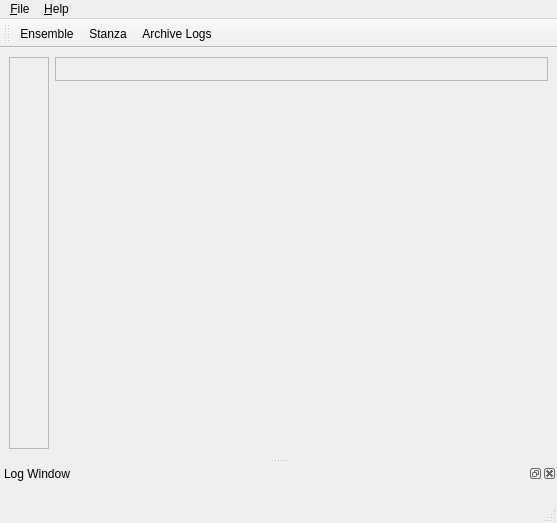
This is trunk/maestro/gui/MaestroBase.ui in patrickhartling/maestro as Qt 5 draws it before an edit. The edited form follows.
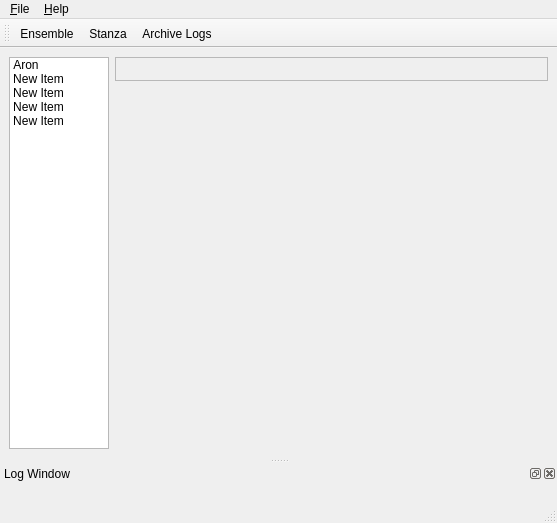
This is the edited form. Icons and pictures are not drawn.

Commit message: - Use a QListWidget instead of a group of buttons. This cleans up the interface a little, and allows us to display text easily.

The edit to the form file:
```diff
--- a/trunk/maestro/gui/MaestroBase.ui
+++ b/trunk/maestro/gui/MaestroBase.ui
@@ -29,6 +29,44 @@
     <property name="spacing" >
      <number>6</number>
     </property>
+    <item row="0" column="1" >
+     <widget class="QLabel" name="mViewTitleLbl" >
+      <property name="sizePolicy" >
+       <sizepolicy>
+        <hsizetype>3</hsizetype>
+        <vsizetype>5</vsizetype>
+        <horstretch>0</horstretch>
+        <verstretch>0</verstretch>
+       </sizepolicy>
+      </property>
+      <property name="font" >
+       <font>
+        <family>Sans Serif</family>
+        <pointsize>12</pointsize>
+        <weight>50</weight>
+        <italic>false</italic>
+        <bold>false</bold>
+        <underline>false</underline>
+        <strikeout>false</strikeout>
+       </font>
+      </property>
+      <property name="autoFillBackground" >
+       <bool>true</bool>
+      </property>
+      <property name="frameShape" >
+       <enum>QFrame::StyledPanel</enum>
+      </property>
+      <property name="frameShadow" >
+       <enum>QFrame::Sunken</enum>
+      </property>
+      <property name="lineWidth" >
+       <number>2</number>
+      </property>
+      <property name="text" >
+       <string/>
+      </property>
+     </widget>
+    </item>
     <item row="1" column="1" >
      <widget class="QStackedWidget" name="mStack" >
       <property name="sizePolicy" >
@@ -55,78 +93,88 @@
      </widget>
     </item>
     <item rowspan="2" row="0" column="0" >
-     <widget class="QFrame" name="mToolbox" >
+     <widget class="QListWidget" name="mViewList" >
       <property name="sizePolicy" >
        <sizepolicy>
-        <hsizetype>1</hsizetype>
-        <vsizetype>1</vsizetype>
+        <hsizetype>4</hsizetype>
+        <vsizetype>7</vsizetype>
         <horstretch>0</horstretch>
         <verstretch>0</verstretch>
        </sizepolicy>
       </property>
-      <property name="autoFillBackground" >
-       <bool>true</bool>
+      <property name="minimumSize" >
+       <size>
+        <width>0</width>
+        <height>0</height>
+       </size>
       </property>
-      <property name="frameShape" >
-       <enum>QFrame::StyledPanel</enum>
+      <property name="maximumSize" >
+       <size>
+        <width>100</width>
+        <height>16777215</height>
+       </size>
       </property>
-      <property name="frameShadow" >
-       <enum>QFrame::Sunken</enum>
+      <property name="dragDropMode" >
+       <enum>QAbstractItemView::NoDragDrop</enum>
       </property>
-      <property name="lineWidth" >
-       <number>3</number>
+      <property name="iconSize" >
+       <size>
+        <width>45</width>
+        <height>45</height>
+       </size>
       </property>
-      <layout class="QVBoxLayout" >
-       <property name="margin" >
-        <number>9</number>
-       </property>
-       <property name="spacing" >
-        <number>6</number>
-       </property>
-       <item>
-        <spacer>
-         <property name="orientation" >
-          <enum>Qt::Vertical</enum>
-         </property>
-         <property name="sizeHint" >
-          <size>
-           <width>20</width>
-           <height>40</height>
-          </size>
-         </property>
-        </spacer>
-       </item>
-      </layout>
-     </widget>
-    </item>
-    <item row="0" column="1" >
-     <widget class="QLabel" name="mViewTitleLbl" >
-      <property name="font" >
-       <font>
-        <family>Sans Serif</family>
-        <pointsize>12</pointsize>
-        <weight>50</weight>
-        <italic>false</italic>
-        <bold>false</bold>
-        <underline>false</underline>
-        <strikeout>false</strikeout>
-       </font>
+      <property name="movement" >
+       <enum>QListView::Static</enum>
       </property>
-      <property name="autoFillBackground" >
-       <bool>true</bool>
+      <property name="viewMode" >
+       <enum>QListView::IconMode</enum>
       </property>
       <property name="frameShape" >
        <enum>QFrame::StyledPanel</enum>
       </property>
-      <property name="frameShadow" >
-       <enum>QFrame::Sunken</enum>
+      <property name="sortingEnabled" >
+       <bool>false</bool>
       </property>
-      <property name="lineWidth" >
-       <number>2</number>
-      </property>
-      <property name="text" >
-       <string/>
-      </property>
+      <item>
+       <property name="text" >
+        <string>Aron</string>
+       </property>
+       <property name="icon" >
+        <iconset resource="MaestroResource.qrc" >:/Maestro/images/linux2.png</iconset>
+       </property>
+      </item>
+      <item>
+       <property name="text" >
+        <string>New Item</string>
+       </property>
+       <property name="icon" >
+        <iconset resource="MaestroResource.qrc" >:/Maestro/images/archive.png</iconset>
+       </property>
+      </item>
+      <item>
+       <property name="text" >
+        <string>New Item</string>
+       </property>
+       <property name="icon" >
+        <iconset resource="MaestroResource.qrc" >:/Maestro/images/construction.png</iconset>
+       </property>
+      </item>
+      <item>
+       <property name="text" >
+        <string>New Item</string>
+       </property>
+       <property name="icon" >
+        <iconset resource="MaestroResource.qrc" >:/Maestro/images/copy.png</iconset>
+       </property>
+      </item>
+      <item>
+       <property name="text" >
+        <string>New Item</string>
+       </property>
+       <property name="icon" >
+        <iconset resource="MaestroResource.qrc" >:/Maestro/images/desktop.png</iconset>
+       </property>
+      </item>
      </widget>
     </item>
    </layout>
```
Left out of the diff: 6 changed lines with no effect on the pictures. The commit also changes 2 other files.
